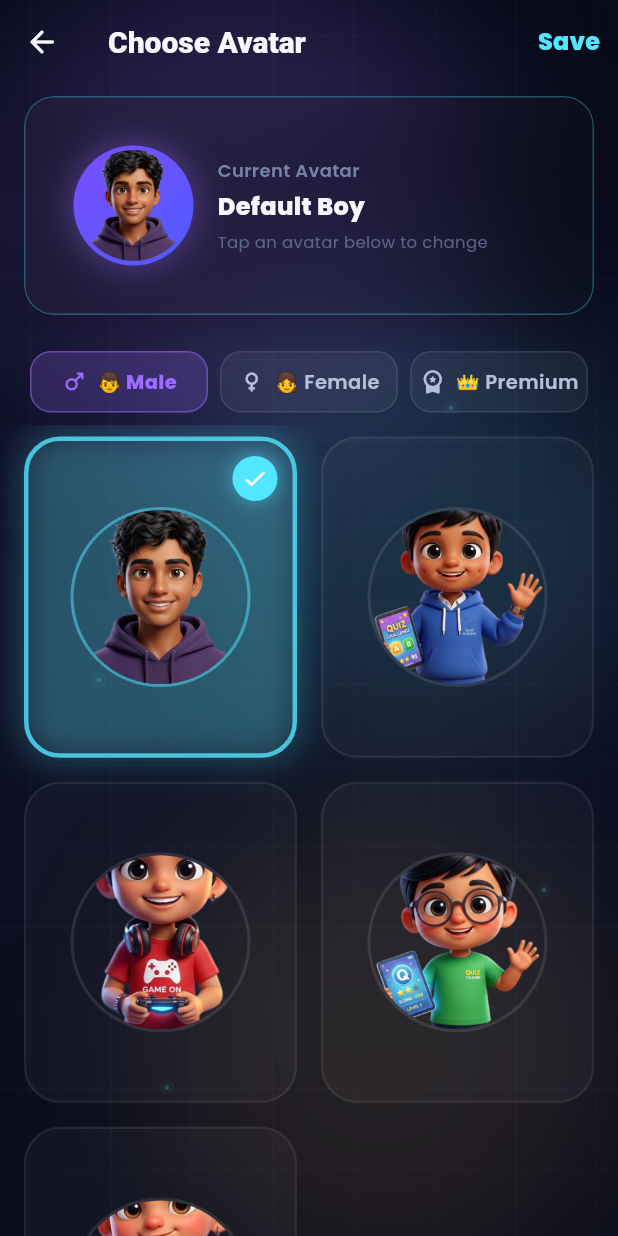
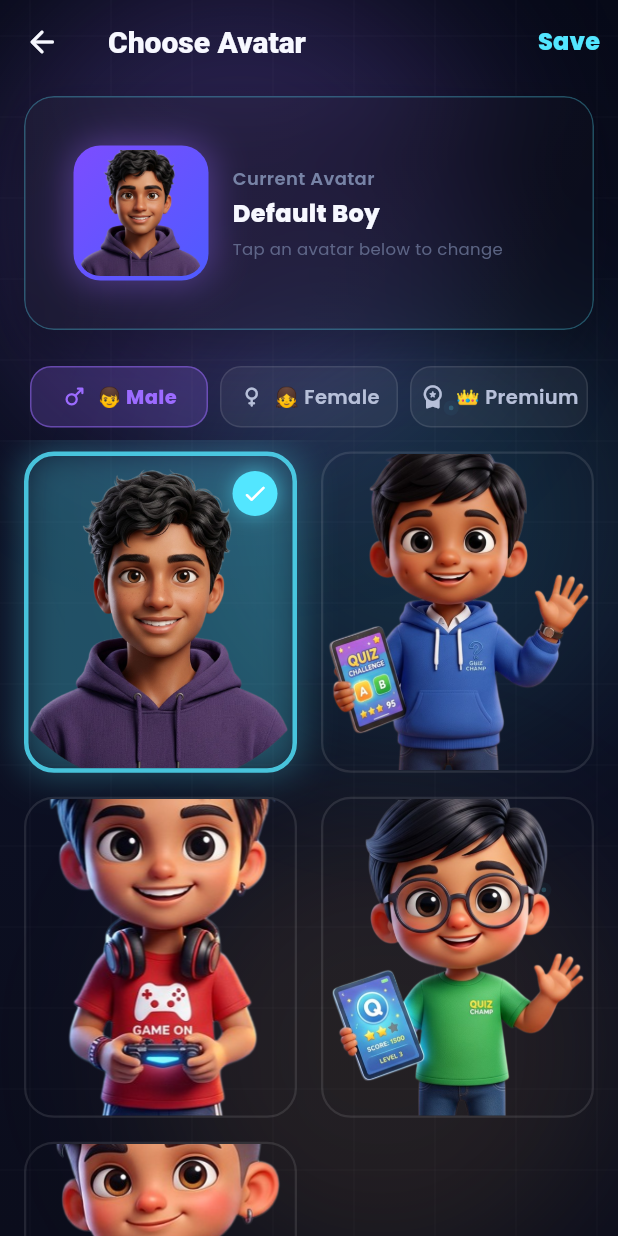
Before and after one commit to Keshab1997/quizbaaz-flutter, a Flutter app: the screen it shows after launch, item 5 of the bottom bar chosen, after a tap on "Change Avatar", on a phone screen of 412 x 824 dp. Run offline on Flutter 3.47's test engine with Material 3 defaults, Android fonts, the phone set to English and light mode, and no system bars; our stand-ins replace cloud_firestore, confetti, firebase_auth, firebase_core, google_fonts, google_sign_in and 2 more; accounts and stored records are empty.

Commit message:
Improve avatar display - larger profile avatar and full image selection
Profile Screen:
- Avatar enlarged from 90x90 to 140x140
- Rounded rectangle shape instead of circle
- Better gradient border and shadow

Avatar Selection Screen:
- Show full images instead of circular crop
- Better visual representation of avatars
- Current preview also shows full image

```diff
--- a/lib/presentation/screens/profile/avatar_selection_screen.dart
+++ b/lib/presentation/screens/profile/avatar_selection_screen.dart
@@ -94,12 +94,12 @@ class _AvatarSelectionScreenState extends State<AvatarSelectionScreen> {
           padding: const EdgeInsets.all(16),
           child: Row(
             children: [
-              // Current Avatar (larger circular)
+              // Current Avatar (larger, rounded rectangle)
               Container(
-                width: 80,
-                height: 80,
+                width: 90,
+                height: 90,
                 decoration: BoxDecoration(
-                  shape: BoxShape.circle,
+                  borderRadius: BorderRadius.circular(18),
                   gradient: AppColors.primaryGradient,
                   boxShadow: [
                     BoxShadow(
@@ -111,15 +111,16 @@ class _AvatarSelectionScreenState extends State<AvatarSelectionScreen> {
                 ),
                 child: Container(
                   margin: const EdgeInsets.all(3),
-                  decoration: const BoxDecoration(
-                    shape: BoxShape.circle,
+                  decoration: BoxDecoration(
+                    borderRadius: BorderRadius.circular(15),
                   ),
-                  child: ClipOval(
+                  child: ClipRRect(
+                    borderRadius: BorderRadius.circular(15),
                     child: Image.asset(
                       currentAvatar,
                       fit: BoxFit.cover,
-                      width: 74,
-                      height: 74,
+                      width: 84,
+                      height: 84,
                       errorBuilder: (_, __, ___) => const Icon(
                         Icons.person_rounded,
                         color: Colors.white,
@@ -321,7 +322,7 @@ class _AvatarSelectionScreenState extends State<AvatarSelectionScreen> {
       child: AnimatedContainer(
         duration: const Duration(milliseconds: 200),
         decoration: BoxDecoration(
-          borderRadius: BorderRadius.circular(24),
+          borderRadius: BorderRadius.circular(20),
           border: Border.all(
             color: isSelected
                 ? AppColors.neonCyan.withValues(alpha: 0.8)
@@ -341,42 +342,20 @@ class _AvatarSelectionScreenState extends State<AvatarSelectionScreen> {
               : null,
         ),
         child: ClipRRect(
-          borderRadius: BorderRadius.circular(22),
+          borderRadius: BorderRadius.circular(18),
           child: Stack(
             fit: StackFit.expand,
             children: [
-              // Avatar Image (circular crop)
-              Container(
-                color: Colors.white.withValues(alpha: 0.03),
-                child: Center(
-                  child: Container(
-                    width: 120,
-                    height: 120,
-                    decoration: BoxDecoration(
-                      shape: BoxShape.circle,
-                      border: Border.all(
-                        color: isSelected
-                            ? AppColors.neonCyan.withValues(alpha: 0.5)
-                            : Colors.white.withValues(alpha: 0.1),
-                        width: 2,
-                      ),
-                    ),
-                    child: ClipOval(
-                      child: Image.asset(
+              // Avatar Image (full image, no circle crop)
+              Image.asset(
                 avatar,
                 fit: BoxFit.cover,
-                        width: 120,
-                        height: 120,
                 errorBuilder: (_, __, ___) => Container(
                   color: Colors.white.withValues(alpha: 0.05),
                   child: const Icon(
                     Icons.person_rounded,
                     color: AppColors.textMuted,
                     size: 50,
-                          ),
-                        ),
-                      ),
-                    ),
                   ),
                 ),
               ),
--- a/lib/presentation/screens/profile/profile_screen.dart
+++ b/lib/presentation/screens/profile/profile_screen.dart
@@ -40,23 +40,33 @@ class ProfileScreen extends StatelessWidget {
               child: Column(
                 children: [
                   GestureDetector(
-                    onTap: () => _showGenderPicker(context, userProvider),
+                    onTap: () {
+                      Navigator.push(
+                        context,
+                        MaterialPageRoute(builder: (_) => const AvatarSelectionScreen()),
+                      );
+                    },
                     child: Container(
-                      width: 90,
-                      height: 90,
+                      width: 140,
+                      height: 140,
                       decoration: BoxDecoration(
-                        shape: BoxShape.circle,
-                        border:
-                            Border.all(color: AppColors.neonCyan, width: 3),
+                        borderRadius: BorderRadius.circular(24),
+                        gradient: AppColors.primaryGradient,
                         boxShadow: [
                           BoxShadow(
-                            color: AppColors.neonCyan.withValues(alpha: 0.4),
-                            blurRadius: 16,
+                            color: AppColors.neonPurple.withValues(alpha: 0.4),
+                            blurRadius: 25,
+                            spreadRadius: 3,
                           ),
                         ],
                       ),
+                      child: Container(
+                        margin: const EdgeInsets.all(3),
+                        decoration: BoxDecoration(
+                          borderRadius: BorderRadius.circular(21),
+                        ),
                         child: ClipRRect(
-                        borderRadius: BorderRadius.circular(45),
+                          borderRadius: BorderRadius.circular(21),
                           child: user.hasGoogleAvatar
                               ? Image.network(
                                   user.avatarUrl!,
@@ -77,7 +87,8 @@ class ProfileScreen extends StatelessWidget {
                                   fit: BoxFit.cover,
                                   errorBuilder: (context, error, stackTrace) =>
                                       const Icon(Icons.person,
-                                        size: 50, color: Colors.white),
+                                          size: 60, color: Colors.white),
+                                ),
                         ),
                       ),
                     ),
```
Lines whose indentation alone changed are shown as unchanged.
